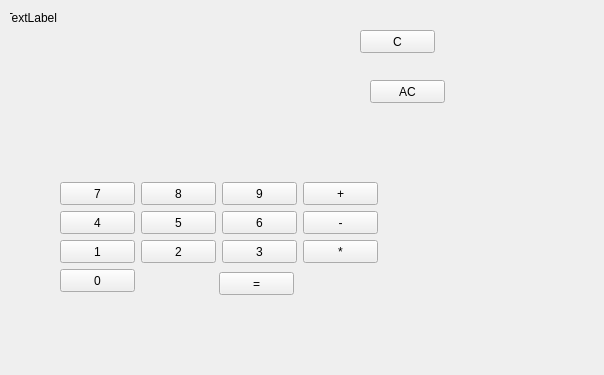
First picture: the form in calculatorinterface.ui, repository rekombinator/kalkulator_naukowy, before the edit.
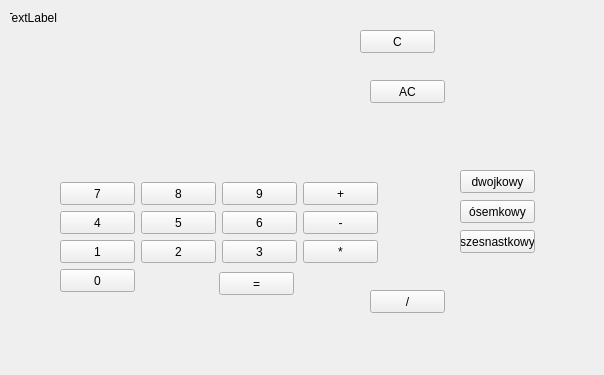
Second picture: the form after the edit.

Diff of the .ui file:
```diff
--- a/calculatorinterface.ui
+++ b/calculatorinterface.ui
@@ -237,6 +237,58 @@
     <string>=</string>
    </property>
   </widget>
+  <widget class="QPushButton" name="button_dziel">
+   <property name="geometry">
+    <rect>
+     <x>370</x>
+     <y>290</y>
+     <width>75</width>
+     <height>23</height>
+    </rect>
+   </property>
+   <property name="text">
+    <string>/</string>
+   </property>
+  </widget>
+  <widget class="QPushButton" name="button_dwa">
+   <property name="geometry">
+    <rect>
+     <x>460</x>
+     <y>170</y>
+     <width>75</width>
+     <height>23</height>
+    </rect>
+   </property>
+   <property name="text">
+    <string>dwojkowy</string>
+   </property>
+  </widget>
+  <widget class="QPushButton" name="button_osiem">
+   <property name="geometry">
+    <rect>
+     <x>460</x>
+     <y>200</y>
+     <width>75</width>
+     <height>23</height>
+    </rect>
+   </property>
+   <property name="text">
+    <string>ósemkowy</string>
+   </property>
+  </widget>
+  <widget class="QPushButton" name="button_szesnascie">
+   <property name="geometry">
+    <rect>
+     <x>460</x>
+     <y>230</y>
+     <width>75</width>
+     <height>23</height>
+    </rect>
+   </property>
+   <property name="text">
+    <string>szesnastkowy</string>
+   </property>
+  </widget>
  </widget>
  <layoutdefault spacing="6" margin="11"/>
  <resources/>
```
